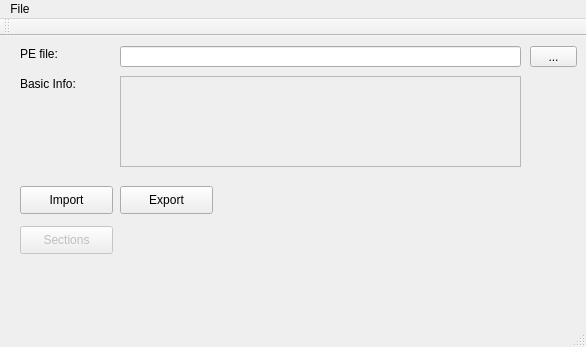
Qt form CrossPE.ui (xxr0ss/CrossPE) before a commit.
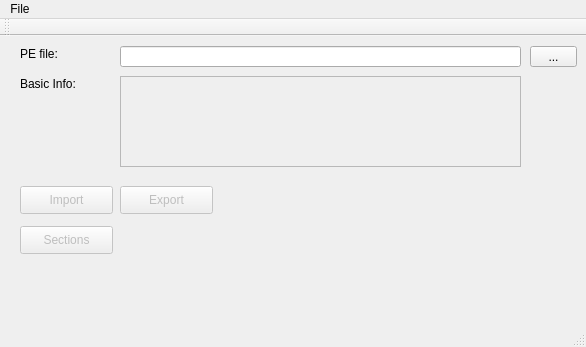
The same form after that commit.

```diff
--- a/CrossPE.ui
+++ b/CrossPE.ui
@@ -74,7 +74,10 @@
      <string>...</string>
     </property>
    </widget>
-   <widget class="QPushButton" name="pushButton">
+   <widget class="QPushButton" name="btnOpenImportTable">
+    <property name="enabled">
+     <bool>false</bool>
+    </property>
     <property name="geometry">
      <rect>
       <x>20</x>
@@ -88,6 +91,9 @@
     </property>
    </widget>
    <widget class="QPushButton" name="pushButton_2">
+    <property name="enabled">
+     <bool>false</bool>
+    </property>
     <property name="geometry">
      <rect>
       <x>120</x>
```
